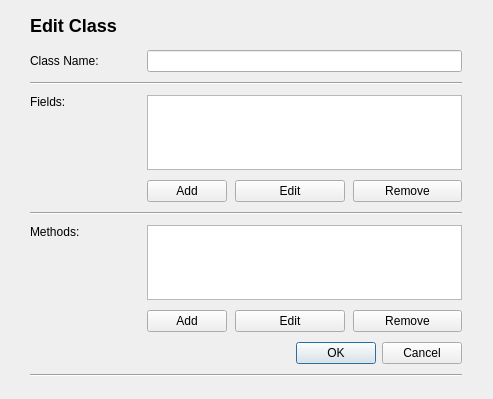
First picture: the form in src/view/classes/editclassdialog.ui, repository Garttox/icp, before the edit.
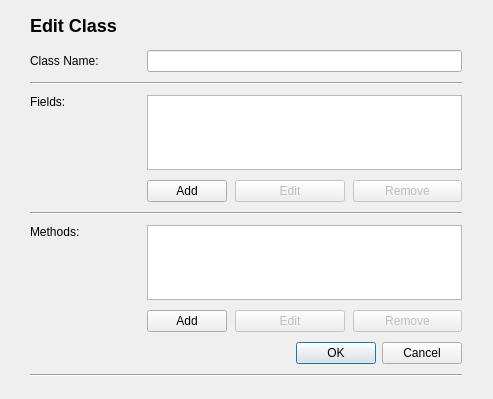
Second picture: the form after the edit.

Patch:
```diff
--- a/src/view/classes/editclassdialog.ui
+++ b/src/view/classes/editclassdialog.ui
@@ -34,6 +34,9 @@
     </property>
     <item row="8" column="2">
      <widget class="QPushButton" name="editMethodButton">
+      <property name="enabled">
+       <bool>false</bool>
+      </property>
       <property name="text">
        <string>Edit</string>
       </property>
@@ -91,6 +94,9 @@
     </item>
     <item row="3" column="3">
      <widget class="QPushButton" name="removeFieldButton">
+      <property name="enabled">
+       <bool>false</bool>
+      </property>
       <property name="text">
        <string>Remove</string>
       </property>
@@ -98,6 +104,9 @@
     </item>
     <item row="8" column="3">
      <widget class="QPushButton" name="removeMethodButton">
+      <property name="enabled">
+       <bool>false</bool>
+      </property>
       <property name="text">
        <string>Remove</string>
       </property>
@@ -125,6 +134,9 @@
     </item>
     <item row="3" column="2">
      <widget class="QPushButton" name="editFieldButton">
+      <property name="enabled">
+       <bool>false</bool>
+      </property>
       <property name="text">
        <string>Edit</string>
       </property>
```
Left out of the diff: 4 changed lines with no effect on the pictures.
